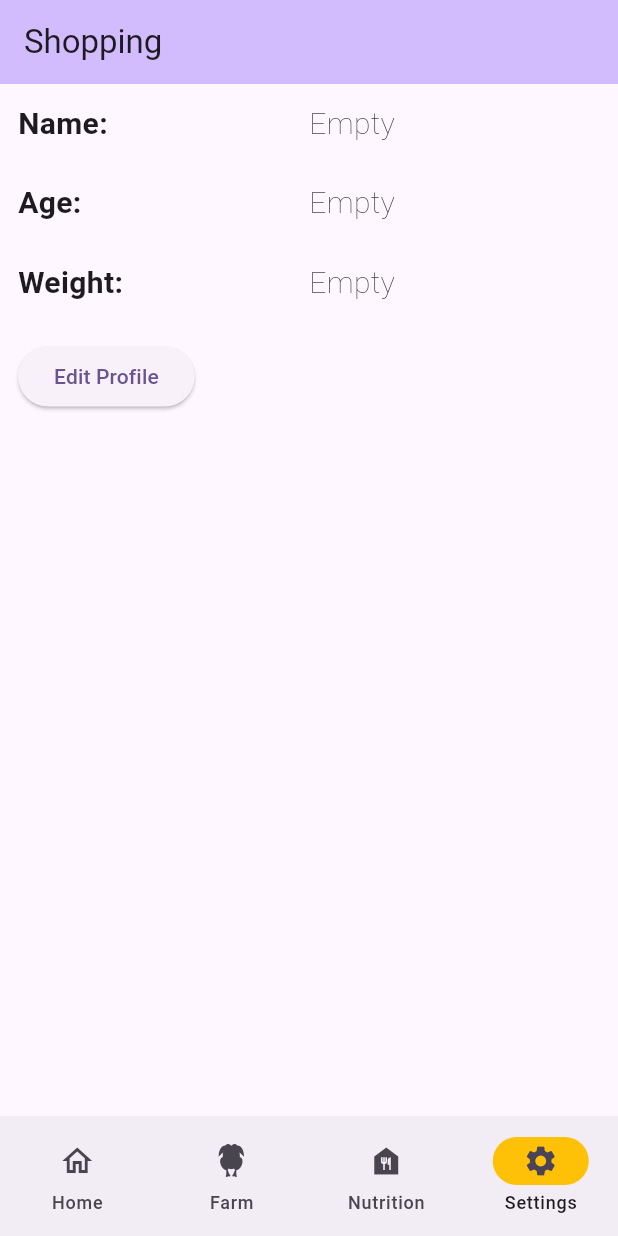
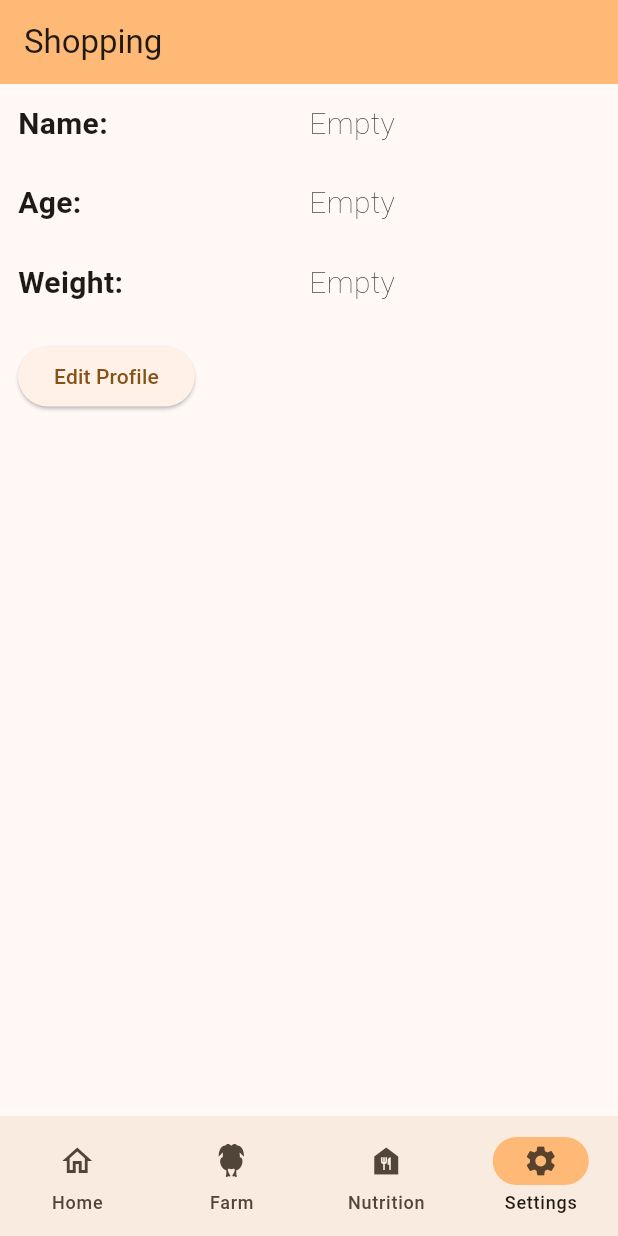
Before and after one commit to Iajedi/harmony, a Flutter app: the screen it shows after launch, item 4 of the bottom bar chosen, on a phone screen of 412 x 824 dp. Run offline on Flutter 3.47's test engine with Material 3 defaults, Android fonts, the phone set to English and light mode, and no system bars; our stand-ins replace barcode_widget, cloud_firestore, firebase_core; accounts and stored records are empty.

Commit message:
style: update theme to orange

```diff
--- a/mobile/lib/main.dart
+++ b/mobile/lib/main.dart
@@ -23,7 +23,7 @@ class MyApp extends StatelessWidget {
     return MaterialApp(
       title: 'Shopping',
       theme: ThemeData(
-        colorScheme: ColorScheme.fromSeed(seedColor: Colors.deepPurple),
+        colorScheme: ColorScheme.fromSeed(seedColor: Colors.orange),
         useMaterial3: true,
       ),
       home: const MyHomePage(title: 'Shopping'),
@@ -47,7 +47,7 @@ class _MyHomePageState extends State<MyHomePage> {
 
   @override
   Widget build(BuildContext context) {
-    // final ThemeData theme = Theme.of(context);
+    final ThemeData theme = Theme.of(context);
     return Scaffold(
       appBar: AppBar(
         backgroundColor: Theme.of(context).colorScheme.inversePrimary,
@@ -61,7 +61,7 @@ class _MyHomePageState extends State<MyHomePage> {
             currentPageIndex = index;
           });
         },
-        indicatorColor: Colors.amber,
+        indicatorColor: theme.colorScheme.inversePrimary,
         selectedIndex: currentPageIndex,
         destinations: const <Widget>[
           NavigationDestination(
```
